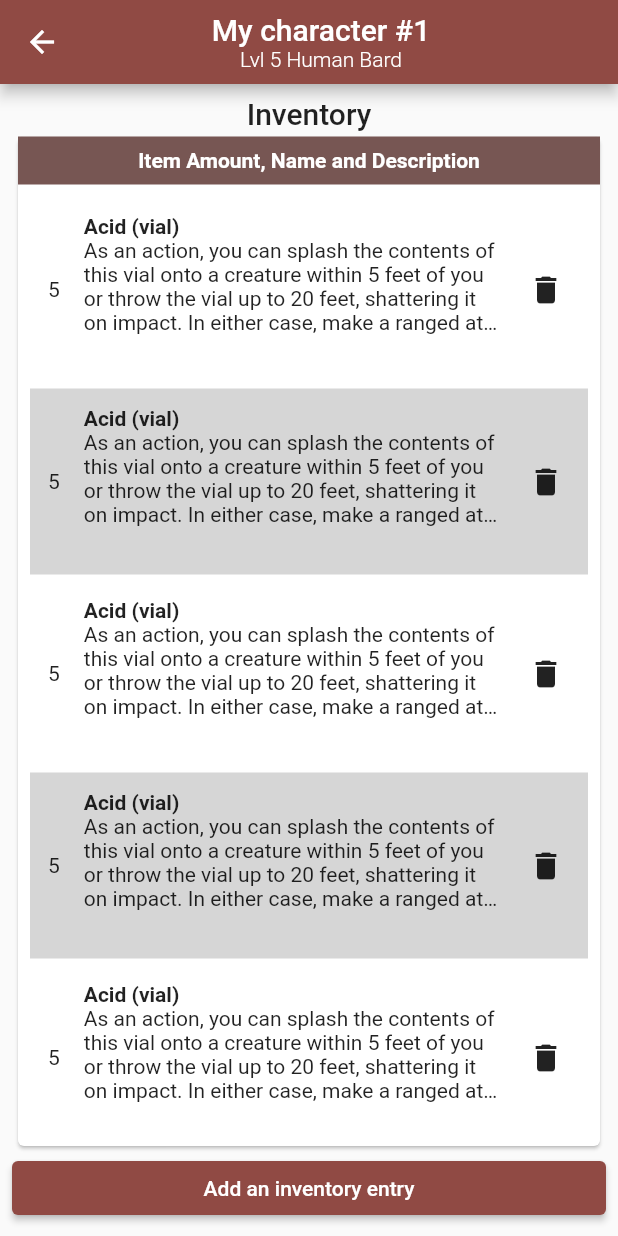
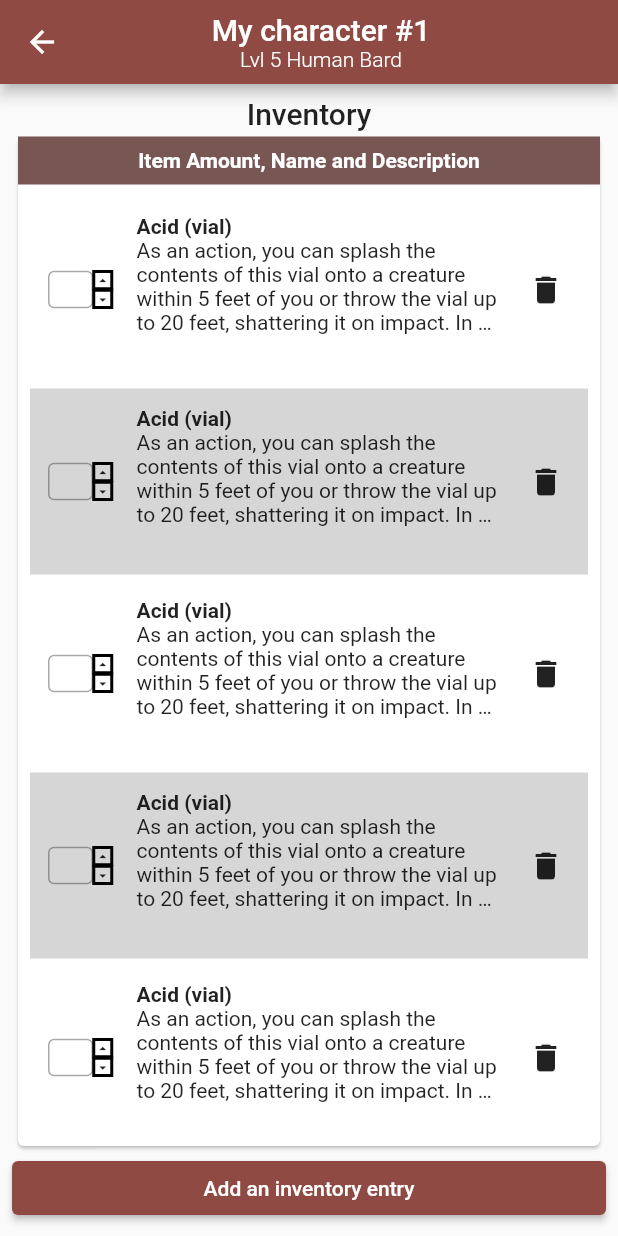
Before and after one commit to Oscarrr00/CharacterKeeper, a Flutter app: the InventoryPage screen opened directly, on a phone screen of 412 x 824 dp. Run offline on Flutter 3.47's test engine with Material 2 defaults, Android fonts, the light colour scheme and no system bars.

Commit message:
Cambio de diseño en inventario

```diff
--- a/character_keeper/lib/pages/inventory_page.dart
+++ b/character_keeper/lib/pages/inventory_page.dart
@@ -1,3 +1,4 @@
+import 'package:character_keeper/items/data_de_incremente_smaller.dart';
 import 'package:flutter/material.dart';
 
 class InventoryPage extends StatelessWidget {
@@ -5,6 +6,24 @@ class InventoryPage extends StatelessWidget {
 
   @override
   Widget build(BuildContext context) {
+    dynamic itemAcountController = [
+      TextEditingController(),
+      TextEditingController(),
+      TextEditingController(),
+      TextEditingController(),
+      TextEditingController(),
+      TextEditingController(),
+      TextEditingController(),
+      TextEditingController(),
+      TextEditingController(),
+      TextEditingController(),
+      TextEditingController(),
+      TextEditingController(),
+      TextEditingController(),
+      TextEditingController(),
+      TextEditingController(),
+      TextEditingController()
+    ];
     return Scaffold(
       appBar: AppBar(
         title: Row(
@@ -71,7 +90,11 @@ class InventoryPage extends StatelessWidget {
                                       child: Column(
                                         mainAxisAlignment:
                                             MainAxisAlignment.center,
-                                        children: [Text("5")],
+                                        children: [
+                                          DataDeIncrementSmaller(
+                                              controller:
+                                                  itemAcountController[index])
+                                        ],
                                       ),
                                     ),
                                     Expanded(
```
